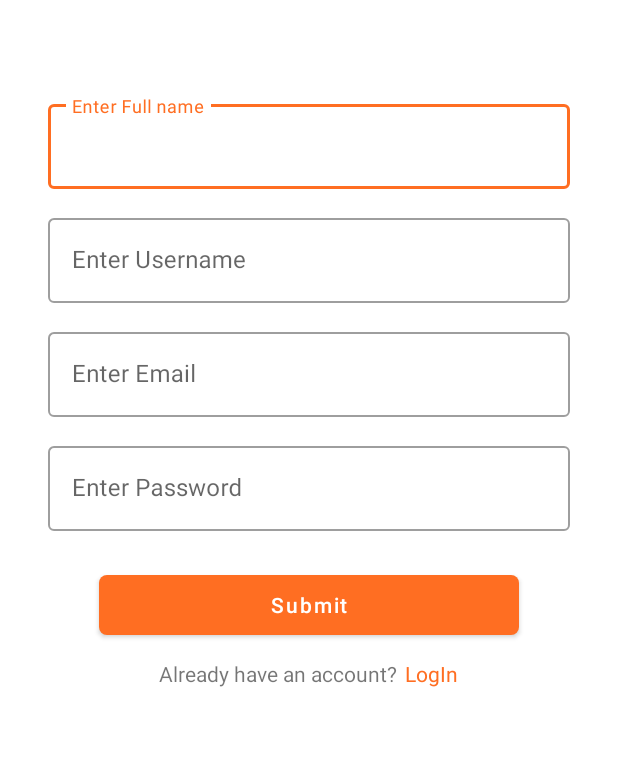
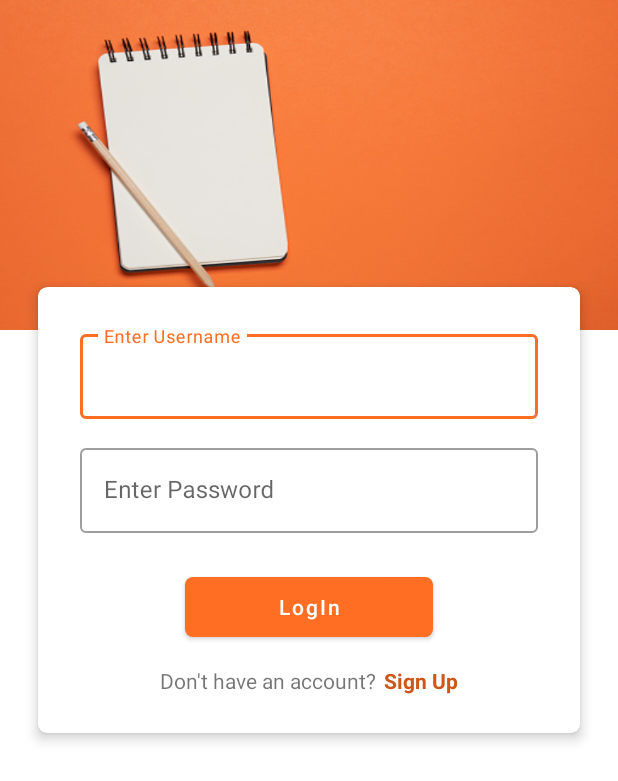
Before and after one commit to surabhirupani/task_madtpeeps_Android, an Android app: the screen it shows after launch (SignUpActivity before the commit, LoginActivity after it), on a phone screen of 412 x 824 dp. Shown: the top 781 px of the screen. Run offline under Robolectric (Android 15) with nearby library versions, the phone set to English and light mode, and no system bars.

Commit message:
ui create for login screen

```diff
--- a/app/src/main/AndroidManifest.xml
+++ b/app/src/main/AndroidManifest.xml
@@ -9,6 +9,9 @@
         android:roundIcon="@mipmap/ic_launcher_round"
         android:supportsRtl="true"
         android:theme="@style/Theme.Task_madtpeeps_Android">
+        <activity
+            android:name=".LoginActivity"
+            android:exported="false" />
         <activity
             android:name=".SignUpActivity"
             android:exported="false" />
@@ -23,7 +26,7 @@
         </activity>
         <activity
             android:name=".MainActivity"
-            android:exported="true"></activity>
+            android:exported="true" />
     </application>
 
 </manifest>
--- a/app/build.gradle
+++ b/app/src/main/java/com/example/task_madtpeeps_android/LoginActivity.java
@@ -1,37 +1,32 @@
-plugins {
-    id 'com.android.application'
-}
+package com.example.task_madtpeeps_android;
 
-android {
-    compileSdk 32
+import androidx.appcompat.app.AppCompatActivity;
 
-    defaultConfig {
-        applicationId "com.example.task_madtpeeps_android"
-        minSdk 21
-        targetSdk 32
-        versionCode 1
-        versionName "1.0"
+import android.content.Intent;
+import android.os.Bundle;
+import android.view.View;
+import android.view.WindowManager;
+import android.widget.TextView;
 
-        testInstrumentationRunner "androidx.test.runner.AndroidJUnitRunner"
-    }
+public class LoginActivity extends AppCompatActivity {
+    TextView tvSignUp;
+    @Override
+    protected void onCreate(Bundle savedInstanceState) {
+        super.onCreate(savedInstanceState);
+        setContentView(R.layout.activity_login);
 
-    buildTypes {
-        release {
-            minifyEnabled false
-            proguardFiles getDefaultProguardFile('proguard-android-optimize.txt'), 'proguard-rules.pro'
-        }
-    }
-    compileOptions {
-        sourceCompatibility JavaVersion.VERSION_1_8
-        targetCompatibility JavaVersion.VERSION_1_8
+        getSupportActionBar().hide();
+        getWindow().setSoftInputMode(WindowManager.LayoutParams.SOFT_INPUT_STATE_HIDDEN | WindowManager.LayoutParams.SOFT_INPUT_ADJUST_RESIZE);
+
+        tvSignUp = findViewById(R.id.tvSignUp);
+
+        tvSignUp.setOnClickListener(new View.OnClickListener() {
+            @Override
+            public void onClick(View view) {
+                Intent i = new Intent(LoginActivity.this, SignUpActivity.class);
+                startActivity(i);
+                finish();
+            }
+        });
     }
 }
-
-dependencies {
-    implementation 'androidx.appcompat:appcompat:1.2.0'
-    implementation 'com.google.android.material:material:1.3.0'
-    implementation 'androidx.constraintlayout:constraintlayout:2.0.4'
-    testImplementation 'junit:junit:4.+'
-    androidTestImplementation 'androidx.test.ext:junit:1.1.2'
-    androidTestImplementation 'androidx.test.espresso:espresso-core:3.3.0'
-}
--- a/app/src/main/java/com/example/task_madtpeeps_android/SplashActivity.java
+++ b/app/src/main/java/com/example/task_madtpeeps_android/SplashActivity.java
@@ -34,7 +34,7 @@ public class SplashActivity extends AppCompatActivity {
 
             @Override
             public void run() {
-                Intent i = new Intent(SplashActivity.this, SignUpActivity.class);
+                Intent i = new Intent(SplashActivity.this, LoginActivity.class);
                 startActivity(i);
                 finish();
             }
--- /dev/null
+++ b/app/src/main/res/layout/activity_login.xml
@@ -0,0 +1,150 @@
+<?xml version="1.0" encoding="utf-8"?>
+<ScrollView xmlns:android="http://schemas.android.com/apk/res/android"
+    xmlns:app="http://schemas.android.com/apk/res-auto"
+    android:layout_width="match_parent"
+    android:layout_height="match_parent"
+    android:fillViewport="true"
+    android:fitsSystemWindows="true">
+
+    <RelativeLayout
+        android:layout_width="match_parent"
+        android:layout_height="match_parent"
+        android:layout_gravity="bottom"
+       >
+
+        <ImageView
+            android:layout_width="match_parent"
+            android:layout_height="220dp"
+            android:scaleType="fitXY"
+            android:src="@drawable/bg" />
+
+        <LinearLayout
+            android:layout_width="match_parent"
+            android:layout_height="match_parent"
+            android:layout_centerInParent="true"
+            android:orientation="vertical"
+            android:padding="12dp">
+
+            <TextView
+                android:layout_width="wrap_content"
+                android:layout_height="wrap_content"
+                android:layout_gravity="center_horizontal"
+                android:layout_marginTop="123dp"
+                android:layout_marginBottom="13dp"
+                android:text=""
+                android:textAllCaps="true"
+                android:textAppearance="@style/Base.TextAppearance.AppCompat.Large"
+                android:textColor="@color/white"
+                android:textStyle="bold" />
+
+
+            <androidx.cardview.widget.CardView
+                android:layout_width="match_parent"
+                android:layout_height="wrap_content"
+                android:layout_margin="13dp"
+                android:visibility="visible"
+                app:cardCornerRadius="6dp"
+                app:cardElevation="5dp">
+
+                <ScrollView
+                    android:id="@+id/scroll"
+                    android:layout_width="match_parent"
+                    android:layout_height="match_parent">
+
+                    <LinearLayout
+                        android:layout_width="match_parent"
+                        android:layout_height="wrap_content"
+                        android:adjustViewBounds="true"
+                        android:orientation="vertical"
+                        android:padding="12dp">
+
+
+                        <com.google.android.material.textfield.TextInputLayout
+                            android:layout_width="match_parent"
+                            style="@style/Widget.MaterialComponents.TextInputLayout.OutlinedBox"
+                            android:layout_height="wrap_content"
+                            android:layout_marginStart="16dp"
+                            android:layout_marginTop="14dp"
+                            android:layout_marginEnd="16dp"
+                            android:hint="Enter Username">
+
+                            <!--this is the actual edit text which takes the input-->
+                            <com.google.android.material.textfield.TextInputEditText
+                                android:id="@+id/et_username"
+                                android:layout_width="match_parent"
+                                android:inputType="text|textCapWords"
+                                android:layout_height="wrap_content" />
+
+                        </com.google.android.material.textfield.TextInputLayout>
+
+                        <com.google.android.material.textfield.TextInputLayout
+                            android:layout_width="match_parent"
+                            style="@style/Widget.MaterialComponents.TextInputLayout.OutlinedBox"
+                            android:layout_height="wrap_content"
+                            android:layout_marginStart="16dp"
+                            android:layout_marginTop="14dp"
+                            android:layout_marginEnd="16dp"
+                            android:hint="Enter Password">
+
+                            <!--this is the actual edit text which takes the input-->
+                            <com.google.android.material.textfield.TextInputEditText
+                                android:id="@+id/et_pwd"
+                                android:layout_width="match_parent"
+                                android:inputType="textPassword"
+                                android:layout_height="wrap_content" />
+
+                        </com.google.android.material.textfield.TextInputLayout>
+
+                        <Button
+                            android:layout_width="match_parent"
+                            android:layout_height="wrap_content"
+                            android:layout_marginTop="25dp"
+                            android:layout_marginStart="82dp"
+                            android:layout_marginEnd="82dp"
+                            android:text="LogIn"
+                            android:textAllCaps="false"
+                            android:id="@+id/btn_submit"
+                            android:background="@drawable/btn_rect_white_overlay"/>
+
+                        <LinearLayout
+                            android:layout_width="match_parent"
+                            android:layout_height="wrap_content"
+                            android:layout_marginTop="15dp"
+                            android:layout_marginBottom="13dp"
+                            android:gravity="center"
+                            android:orientation="horizontal">
+
+                            <TextView
+                                android:layout_width="wrap_content"
+                                android:layout_height="wrap_content"
+                                android:text="Don't have an account?"
+                                />
+
+                            <TextView
+                                android:id="@+id/tvSignUp"
+                                android:layout_width="wrap_content"
+                                android:layout_height="wrap_content"
+                                android:layout_marginLeft="5dp"
+                                android:clickable="true"
+                                android:text="Sign Up"
+                                android:textAppearance="@style/Base.TextAppearance.AppCompat.Small.Inverse"
+                                android:textColor="@color/purple_700"
+                                android:textStyle="bold" />
+
+                        </LinearLayout>
+
+                    </LinearLayout>
+
+                </ScrollView>
+            </androidx.cardview.widget.CardView>
+
+
+            <View
+                android:layout_width="0dp"
+                android:layout_height="15dp" />
+
+        </LinearLayout>
+    </RelativeLayout>
+
+
+</ScrollView>
--- a/app/src/main/res/layout/activity_sign_up.xml
+++ b/app/src/main/res/layout/activity_sign_up.xml
@@ -99,6 +99,7 @@
             android:layout_marginEnd="62dp"
             android:text="Submit"
             android:textAllCaps="false"
+            android:id="@+id/btn_submit"
             android:background="@drawable/btn_rect_white_overlay"/>
 
     <androidx.appcompat.widget.LinearLayoutCompat
@@ -118,6 +119,8 @@
             android:layout_height="wrap_content"
             android:text="LogIn"
             android:layout_marginLeft="5dp"
+            android:id="@+id/tv_login"
+            android:textStyle="bold"
             android:textColor="@color/purple_500"/>
     </androidx.appcompat.widget.LinearLayoutCompat>
 
```
